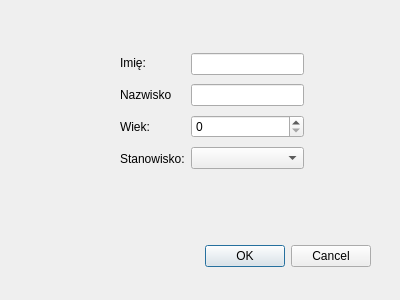
The window that addEmployeeDialog.ui (Adrhian241/companyManagement) describes before a commit, drawn with Qt 5.
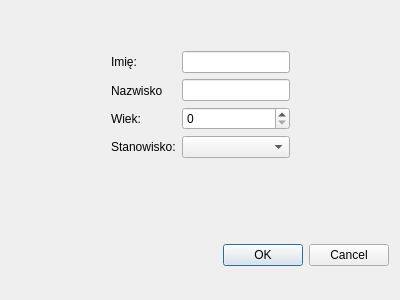
The same window after the commit.

Commit message: Dynamic Layout

What changed in the file:
```diff
--- a/addEmployeeDialog.ui
+++ b/addEmployeeDialog.ui
@@ -13,31 +13,43 @@
   <property name="windowTitle">
    <string>Dialog</string>
   </property>
-  <widget class="QDialogButtonBox" name="buttonBox">
-   <property name="geometry">
-    <rect>
-     <x>30</x>
-     <y>240</y>
-     <width>341</width>
-     <height>32</height>
-    </rect>
-   </property>
+  <layout class="QFormLayout" name="formLayout">
+   <item row="0" column="0" colspan="2">
+    <layout class="QVBoxLayout" name="verticalLayout_5">
+     <item>
+      <spacer name="verticalSpacer">
+       <property name="orientation">
+        <enum>Qt::Orientation::Vertical</enum>
+       </property>
+       <property name="sizeType">
+        <enum>QSizePolicy::Policy::Preferred</enum>
+       </property>
+       <property name="sizeHint" stdset="0">
+        <size>
+         <width>20</width>
+         <height>40</height>
+        </size>
+       </property>
+      </spacer>
+     </item>
+     <item>
+      <layout class="QVBoxLayout" name="verticalLayout_4">
+       <item>
+        <layout class="QHBoxLayout" name="horizontalLayout_2">
+         <item>
+          <spacer name="horizontalSpacer_2">
    <property name="orientation">
     <enum>Qt::Orientation::Horizontal</enum>
    </property>
-   <property name="standardButtons">
-    <set>QDialogButtonBox::StandardButton::Cancel|QDialogButtonBox::StandardButton::Ok</set>
-   </property>
-  </widget>
-  <widget class="QWidget" name="layoutWidget">
-   <property name="geometry">
-    <rect>
-     <x>120</x>
-     <y>50</y>
-     <width>184</width>
-     <height>122</height>
-    </rect>
-   </property>
+           <property name="sizeHint" stdset="0">
+            <size>
+             <width>40</width>
+             <height>20</height>
+            </size>
+           </property>
+          </spacer>
+         </item>
+         <item>
    <layout class="QHBoxLayout" name="horizontalLayout">
     <item>
      <layout class="QVBoxLayout" name="verticalLayout_2">
@@ -88,7 +100,57 @@
      </layout>
     </item>
    </layout>
-  </widget>
+         </item>
+         <item>
+          <spacer name="horizontalSpacer">
+           <property name="orientation">
+            <enum>Qt::Orientation::Horizontal</enum>
+           </property>
+           <property name="sizeHint" stdset="0">
+            <size>
+             <width>40</width>
+             <height>20</height>
+            </size>
+           </property>
+          </spacer>
+         </item>
+        </layout>
+       </item>
+       <item>
+        <layout class="QVBoxLayout" name="verticalLayout_3">
+         <item>
+          <spacer name="verticalSpacer_2">
+           <property name="orientation">
+            <enum>Qt::Orientation::Vertical</enum>
+           </property>
+           <property name="sizeType">
+            <enum>QSizePolicy::Policy::Preferred</enum>
+           </property>
+           <property name="sizeHint" stdset="0">
+            <size>
+             <width>20</width>
+             <height>80</height>
+            </size>
+           </property>
+          </spacer>
+         </item>
+         <item>
+          <widget class="QDialogButtonBox" name="buttonBox">
+           <property name="orientation">
+            <enum>Qt::Orientation::Horizontal</enum>
+           </property>
+           <property name="standardButtons">
+            <set>QDialogButtonBox::StandardButton::Cancel|QDialogButtonBox::StandardButton::Ok</set>
+           </property>
+          </widget>
+         </item>
+        </layout>
+       </item>
+      </layout>
+     </item>
+    </layout>
+   </item>
+  </layout>
  </widget>
  <resources/>
  <connections>
```
Lines whose indentation alone changed are shown as unchanged. The commit also changes 352 other files.
